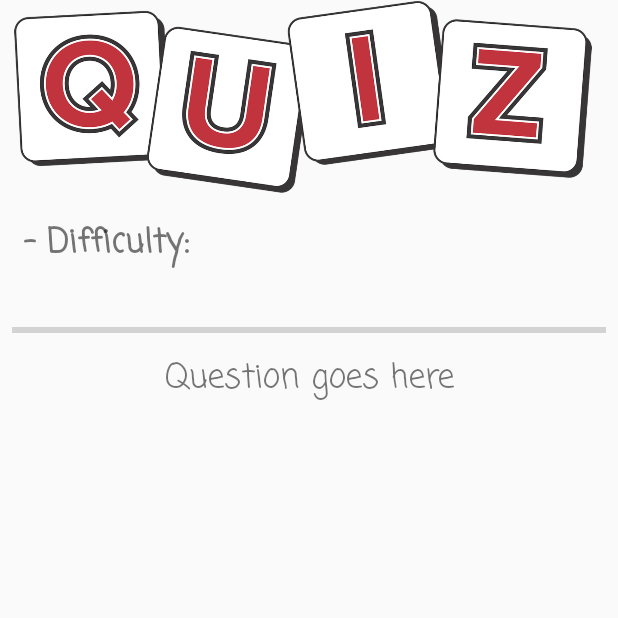
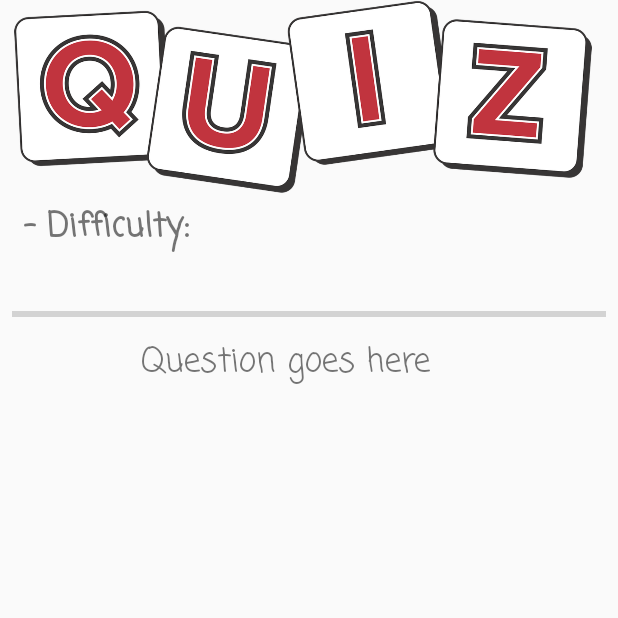
Before and after one commit to bad-gal/Quiz, an Android app: the DetailActivity screen opened directly, with no data from a screen before it, on a phone screen of 412 x 824 dp, the top half of it. Run offline under Robolectric (Android 15) with nearby library versions, the phone set to English and light mode, and no system bars; 6 statements that could not run were skipped.

```diff
--- a/app/src/main/java/com/developments/knowledgehut/quiz/MainActivity.kt
+++ b/app/src/main/java/com/developments/knowledgehut/quiz/MainActivity.kt
@@ -54,8 +54,6 @@ class MainActivity : AppCompatActivity() {
                         bundle.putSerializable("choices", choices as Serializable)
                         detailIntent.putExtras(bundle)
                         startActivity(detailIntent)
-
-
                     }
                 })
     }
--- a/app/src/main/res/layout/activity_detail.xml
+++ b/app/src/main/res/layout/activity_detail.xml
@@ -9,7 +9,7 @@
         android:id="@+id/imageView"
         android:layout_width="wrap_content"
         android:layout_height="129dp"
-        android:layout_marginBottom="8dp"
+        android:layout_marginBottom="3dp"
         android:layout_marginEnd="8dp"
         android:layout_marginRight="8dp"
         android:contentDescription="@string/main_graphic"
@@ -27,7 +27,7 @@
         android:layout_height="60dp"
         android:layout_marginEnd="8dp"
         android:layout_marginStart="8dp"
-            android:layout_marginTop="8dp"
+        android:layout_marginTop="2dp"
         android:fontFamily="casual"
         android:text="@string/topics"
         android:textSize="22sp"
@@ -52,8 +52,8 @@
 
     <TextView
         android:id="@+id/tv_question"
-            android:layout_width="match_parent"
-            android:layout_height="100dp"
+        android:layout_width="364dp"
+        android:layout_height="125dp"
         android:layout_marginBottom="4dp"
         android:layout_marginEnd="8dp"
         android:layout_marginStart="8dp"
@@ -70,10 +70,10 @@
         android:id="@+id/rg_choices"
         android:layout_width="368dp"
         android:layout_height="150dp"
-        android:layout_marginBottom="4dp"
+        android:layout_marginBottom="2dp"
         android:layout_marginEnd="8dp"
         android:layout_marginStart="8dp"
-        android:layout_marginTop="16dp"
+        android:layout_marginTop="2dp"
         app:layout_constraintBottom_toBottomOf="parent"
         app:layout_constraintEnd_toEndOf="parent"
         app:layout_constraintStart_toStartOf="parent" />
```
Also changed, not shown: app/src/main/java/com/developments/knowledgehut/quiz/detailActivity.kt (+31 -6 lines). Lines whose indentation alone changed are shown as unchanged.
